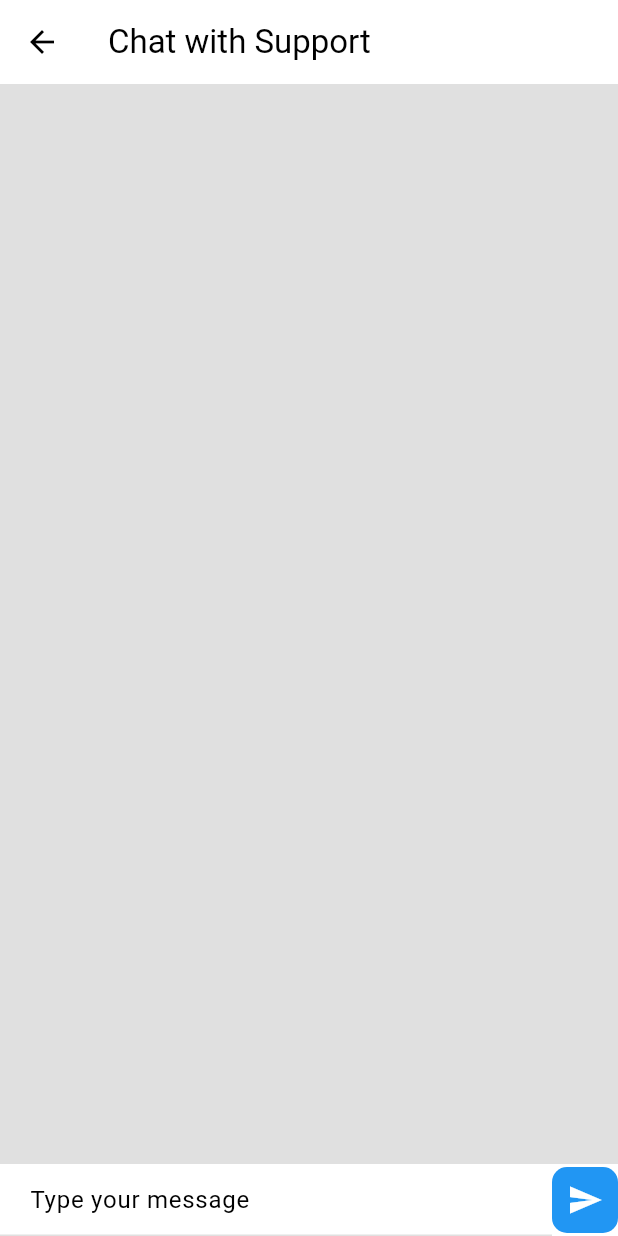
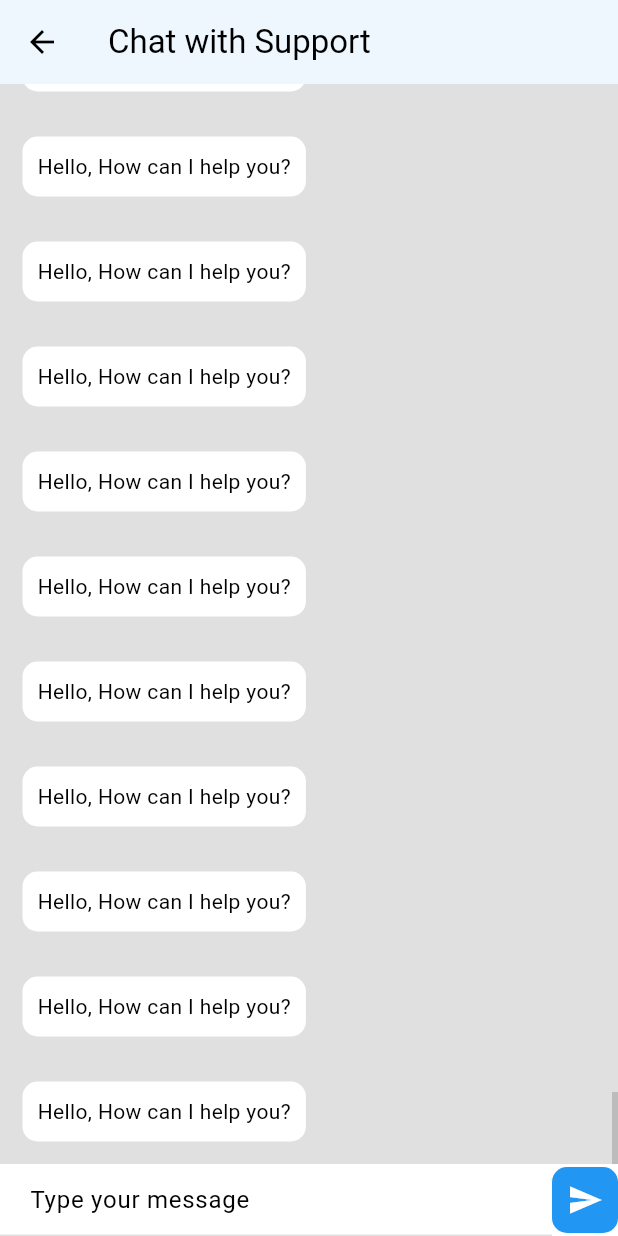
Before and after one commit to tiees288/getx_with_darkmode, a Flutter app: the screen it shows after launch, after a tap on "Chat with Support", on a phone screen of 412 x 824 dp. Run offline on Flutter 3.47's test engine with Material 3 defaults, Android fonts, the phone set to English and light mode, and no system bars; our stand-ins replace get, socket_io_client; network calls fail.

Commit message:
[Mod] Chat

```diff
--- a/lib/module/chat_with_support/chat_with_support_controller.dart
+++ b/lib/module/chat_with_support/chat_with_support_controller.dart
@@ -18,11 +18,22 @@ class ChatWithSupportController extends GetxController {
   final chatTextEditingController = TextEditingController();
   final ScrollController scrollController = ScrollController();
   @override
-  void onReady() {
+  void onReady() async {
     super.onReady();
 
     socketService.listenToSocket('chat message', (data) {
       messages.add(ChatMessageModel(message: data, sender: 'support'));
+    });
+
+    await Future.delayed(const Duration(milliseconds: 500), () {
+      for (int i = 0; i < 300; i++) {
+        messages.add(ChatMessageModel(
+            message: 'Hello, How can I help you?', sender: 'support'));
+      }
+    });
+
+    WidgetsBinding.instance.addPostFrameCallback((timeStamp) {
+      scrollController.jumpTo(scrollController.position.maxScrollExtent);
     });
   }
 
--- a/lib/module/chat_with_support/chat_with_support_page.dart
+++ b/lib/module/chat_with_support/chat_with_support_page.dart
@@ -22,7 +22,9 @@ class ChatWithSupportPage extends StatelessWidget {
                   color: Colors.grey[300],
                 ),
                 child: Obx(
-                  () => Scrollbar(
+                  () => SizeChangedLayoutNotifier(
+                    child: Scrollbar(
+                      controller: controller.scrollController,
                       child: ListView.builder(
                           physics: const BouncingScrollPhysics(),
                           controller: controller.scrollController,
@@ -34,7 +36,8 @@ class ChatWithSupportPage extends StatelessWidget {
                               width: double.infinity,
                               child: Row(
                                 mainAxisAlignment:
-                                  controller.messages[index].sender == 'support'
+                                    controller.messages[index].sender ==
+                                            'support'
                                         ? MainAxisAlignment.start
                                         : MainAxisAlignment.end,
                                 children: [
@@ -58,6 +61,7 @@ class ChatWithSupportPage extends StatelessWidget {
                               ),
                             );
                           }),
+                    ),
                   ),
                 ),
               ),
--- a/lib/service/socket_service.dart
+++ b/lib/service/socket_service.dart
@@ -15,17 +15,21 @@ class SocketService extends GetxService {
   void onClose() {
     super.onClose();
     socket.disconnect();
+    socket.destroy();
   }
 
   // Listen to the socket
   void listenToSocket(String eventName, Function(String) callback) {
+    // Listen to event name and acked
     socket.on(eventName, (data) {
       callback(data);
     });
   }
 
   void broadcastToSocket(String eventName, List<dynamic> args) {
-    socket.emit(eventName, args);
+    socket.emitWithAck(eventName, args, ack: (data) {
+      debugPrint('ack from server $data');
+    });
   }
 
   Future<SocketService> _initIO() async {
```
Lines whose indentation alone changed are shown as unchanged.
